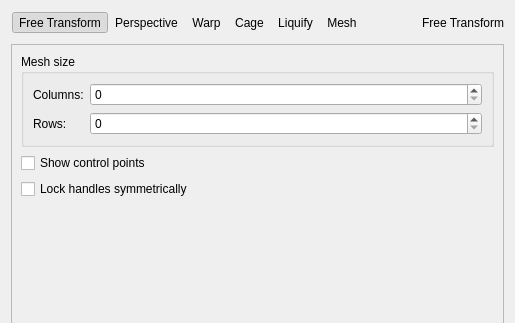
Above: plugins/tools/tool_transform2/wdg_tool_transform.ui from KDE/krita before the change; both pictures show x 0 to 515 and y 0 to 323 of the 515 by 751 pixel window. Below: the same form after it.
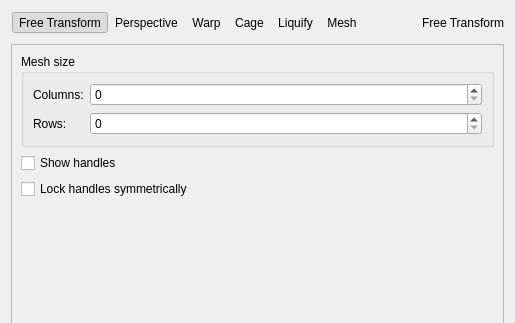
That is the form after the change. The open tabs and pages were chosen to show the change. Custom widgets are drawn as their Qt base class.

Commit message:
Rename "Show control points" into "Show handles"
According to the painters this wording is more understandable to them

What changed in the file:
```diff
--- a/plugins/tools/tool_transform2/wdg_tool_transform.ui
+++ b/plugins/tools/tool_transform2/wdg_tool_transform.ui
@@ -2182,7 +2182,7 @@
        <item>
         <widget class="QCheckBox" name="chkShowControlPoints">
          <property name="text">
-          <string>Show control points</string>
+          <string>Show handles</string>
          </property>
         </widget>
        </item>
```
